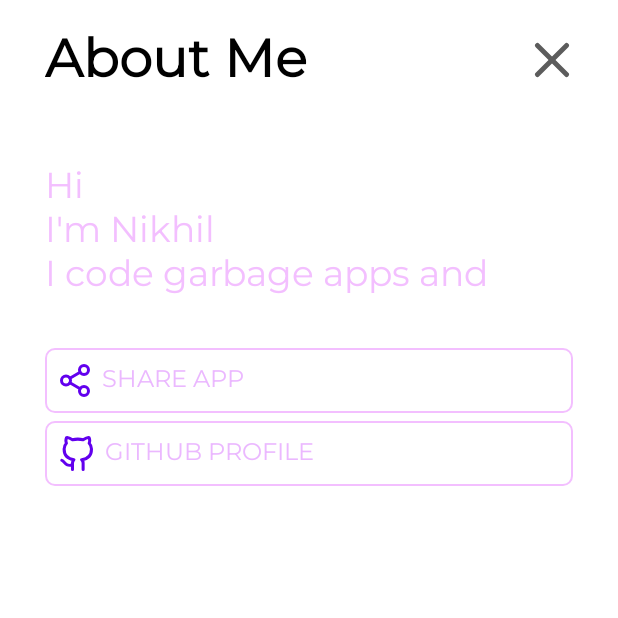
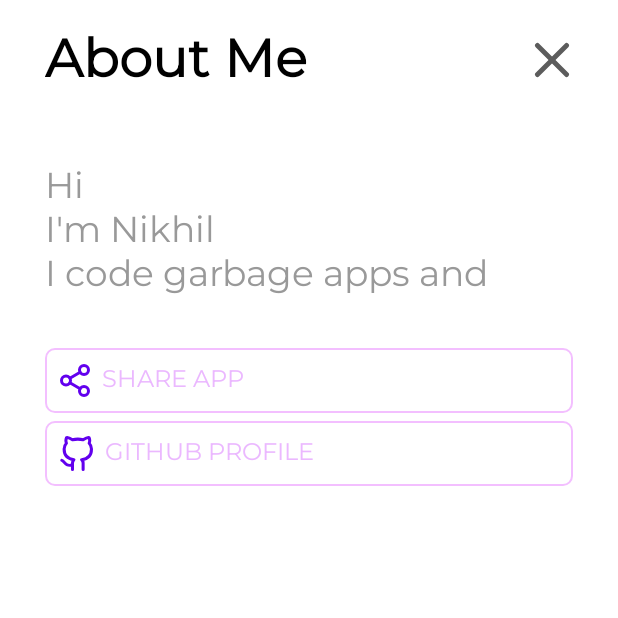
Before and after one commit to nikhilnair31/ImitatorAI, an Android app: the screen it shows after launch (AboutPopup), after a tap on an icon or button, on a phone screen of 412 x 824 dp, the top half of it. Run offline under Robolectric (Android 15) with nearby library versions, the phone set to English and light mode, and no system bars; libraries missing offline, so code that uses them is left out: io.realm; 12 statements that could not run were skipped.

Commit message:
Updated the data storage format

```diff
--- a/app/src/main/AndroidManifest.xml
+++ b/app/src/main/AndroidManifest.xml
@@ -13,16 +13,16 @@
         android:supportsRtl="true"
         android:theme="@style/AppTheme">
 
-        <activity android:name="com.sil.imitatorai.ui.SplashActivity" android:theme="@style/AppTheme">
+        <activity android:name="com.sil.imitatorai.ui.SplashActivity" android:noHistory="true" android:theme="@style/AppTheme">
             <intent-filter>
                 <action android:name="android.intent.action.MAIN" />
                 <category android:name="android.intent.category.LAUNCHER" />
             </intent-filter>
         </activity>
 
-        <activity android:name="com.sil.imitatorai.ui.CustomizeMessageActivity" android:theme="@style/AppTheme" />
+        <activity android:name="com.sil.imitatorai.ui.HomepageActivity" android:theme="@style/AppTheme" />
 
-        <activity android:name="com.sil.imitatorai.ui.CreateUpdateActivity" android:theme="@style/AppTheme"/>
+        <activity android:name="com.sil.imitatorai.ui.AddTargetActivity" android:theme="@style/AppTheme"/>
 
         <activity android:name="com.sil.imitatorai.ui.AboutPopup" android:theme="@style/AppTheme"/>
 
--- a/app/src/main/java/com/sil/imitatorai/ui/CustomizeMessageActivity.kt
+++ b/app/src/main/java/com/sil/imitatorai/ui/HomepageActivity.kt
@@ -1,5 +1,6 @@
 package com.sil.imitatorai.ui
 
+import android.annotation.SuppressLint
 import android.content.Context
 import android.content.Intent
 import android.os.Bundle
@@ -9,18 +10,22 @@ import android.view.View
 import androidx.appcompat.app.AppCompatActivity
 import androidx.core.app.NotificationManagerCompat
 import androidx.recyclerview.widget.LinearLayoutManager
+import com.google.gson.Gson
+import com.google.gson.reflect.TypeToken
 import com.sil.imitatorai.R
 import com.sil.imitatorai.ReplyMessageAdapter
 import com.sil.imitatorai.models.SaveCustomeMessage
 import io.realm.Realm
-import kotlinx.android.synthetic.main.customize_message_activity.*
+import kotlinx.android.synthetic.main.create_target_activity.*
+import kotlinx.android.synthetic.main.homepage_activity.*
 import java.util.*
 
 /**
  *
  */
-class CustomizeMessageActivity : AppCompatActivity() {
+class HomepageActivity : AppCompatActivity() {
 
+    private val gson: Gson = Gson()
     private lateinit var realm: Realm
     private lateinit var list: ArrayList<SaveCustomeMessage>
 
@@ -29,7 +34,7 @@ class CustomizeMessageActivity : AppCompatActivity() {
      */
     override fun onCreate(savedInstanceState: Bundle?) {
         super.onCreate(savedInstanceState)
-        setContentView(R.layout.customize_message_activity)
+        setContentView(R.layout.homepage_activity)
 
         realm = Realm.getDefaultInstance()
         realm.beginTransaction()
@@ -39,7 +44,6 @@ class CustomizeMessageActivity : AppCompatActivity() {
 
         initiateAdapter()
         checkIfListEmpty()
-        // submit_button.setOnClickListener { initEditText() }
 
         notification_layout.setOnClickListener {
             openNotificationAccess()
@@ -48,7 +52,7 @@ class CustomizeMessageActivity : AppCompatActivity() {
             openNotificationAccess()
         }
         create_msg.setOnClickListener {
-            val intent = Intent(this, CreateUpdateActivity::class.java)
+            val intent = Intent(this, AddTargetActivity::class.java)
             intent.putExtra(IS_UPDATE_MESSAGE, false)
             startActivityForResult(intent, Companion.REQUEST_CODE_DATA)
         }
@@ -60,19 +64,17 @@ class CustomizeMessageActivity : AppCompatActivity() {
         checkIfPermissionGiven()
     }
 
+    @SuppressLint("LogConditional")
     private fun initiateAdapter() {
         val prefs = getSharedPreferences("test", Context.MODE_PRIVATE)
-        val map: HashMap<String, *> = prefs.all as HashMap<String, *>
-        val mlist = mutableListOf<HashMap<String, String>>()
-        for ((key, value) in map) {
-            val minimap: Any = hashMapOf(key to value)
-            mlist.add(minimap as HashMap<String, String>)
-        }
-        Log.d("mlist", mlist.toString())
-        Log.d("allEntries", map.toString())
+        val listType = object : TypeToken<MutableList<HashMap<String, String>>>() {}.type
+        val prefalllist: MutableList<HashMap<String, String>> =
+            gson.fromJson(prefs.all["data"] as String, listType)
+        Log.d("og prefalllist", prefalllist.toString())
+        // recyclerview.adapter = TargetsAdapter(prefalllist, this) { item -> doClick(item) }
 
         list = ArrayList(realm.where(SaveCustomeMessage::class.java).findAll())
-        Log.d("list", list.toString())
+        Log.d("rlist", list.toString())
         recyclerview.adapter = ReplyMessageAdapter(list, this) { item -> doClick(item) }
     }
 
@@ -124,7 +126,7 @@ class CustomizeMessageActivity : AppCompatActivity() {
      *
      */
     private fun doClick(item: SaveCustomeMessage) {
-        val intent = Intent(this, CreateUpdateActivity::class.java)
+        val intent = Intent(this, AddTargetActivity::class.java)
         intent.putExtra(IS_UPDATE_MESSAGE, true)
         intent.putExtra("DATA", item)
         startActivityForResult(intent, Companion.REQUEST_CODE_DATA)
--- a/app/src/main/java/com/sil/imitatorai/ui/SplashActivity.kt
+++ b/app/src/main/java/com/sil/imitatorai/ui/SplashActivity.kt
@@ -17,11 +17,12 @@ class SplashActivity : AppCompatActivity() {
      */
     override fun onCreate(savedInstanceState: Bundle?) {
         super.onCreate(savedInstanceState)
-        setContentView(R.layout.activity_splash)
+        setContentView(R.layout.splash_screen_activity)
 
         Handler(Looper.getMainLooper()).postDelayed({
-            val intent = Intent(applicationContext, CustomizeMessageActivity::class.java)
+            val intent = Intent(applicationContext, HomepageActivity::class.java)
             startActivity(intent)
+            finish()
         }, 500)
     }
 }
--- a/app/src/main/res/layout/about_popup.xml
+++ b/app/src/main/res/layout/about_popup.xml
@@ -42,7 +42,7 @@
         android:fontFamily="@font/montserrat"
         android:lines="3"
         android:text="@string/about_me"
-        android:textColor="@color/header_color"
+        android:textColor="@color/app_secondary_text"
         android:textSize="24sp" />
 
     <TextView
--- a/app/src/main/res/layout/create_update_activity.xml
+++ b/app/src/main/res/layout/create_target_activity.xml
@@ -56,6 +56,7 @@
                 android:layout_width="match_parent"
                 android:layout_height="wrap_content"
                 android:fontFamily="@font/montserrat"
+                android:inputType="textPersonName"
                 android:paddingTop="@dimen/margin_sixteen"
                 android:paddingBottom="@dimen/margin_sixteen" />
 
@@ -80,6 +81,7 @@
                 android:layout_width="match_parent"
                 android:layout_height="wrap_content"
                 android:fontFamily="@font/montserrat"
+                android:inputType="number"
                 android:paddingTop="@dimen/margin_sixteen"
                 android:paddingBottom="@dimen/margin_sixteen" />
 
```
Also changed, not shown: app/src/main/java/com/sil/imitatorai/ReplyMessageAdapter.kt (+6 -2 lines), app/src/main/java/com/sil/imitatorai/models/TargetObj.kt (added, +12 -0 lines), app/src/main/java/com/sil/imitatorai/ui/AddTargetActivity.kt (renamed from app/src/main/java/com/sil/imitatorai/ui/CreateUpdateActivity.kt, +78 -32 lines), app/src/main/res/layout/activity_main.xml (deleted, +0 -64 lines), app/src/main/res/layout/homepage_activity.xml (renamed from app/src/main/res/layout/customize_message_activity.xml), app/src/main/res/layout/splash_screen_activity.xml (renamed from app/src/main/res/layout/activity_splash.xml).
